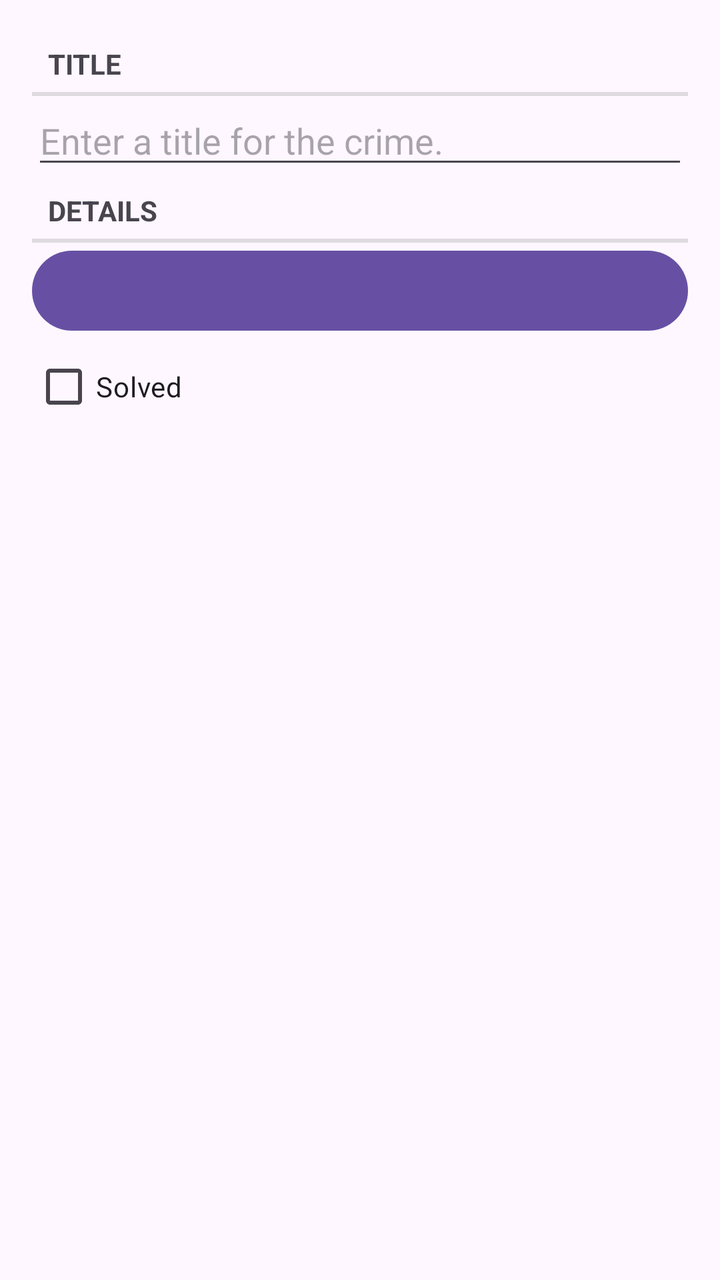
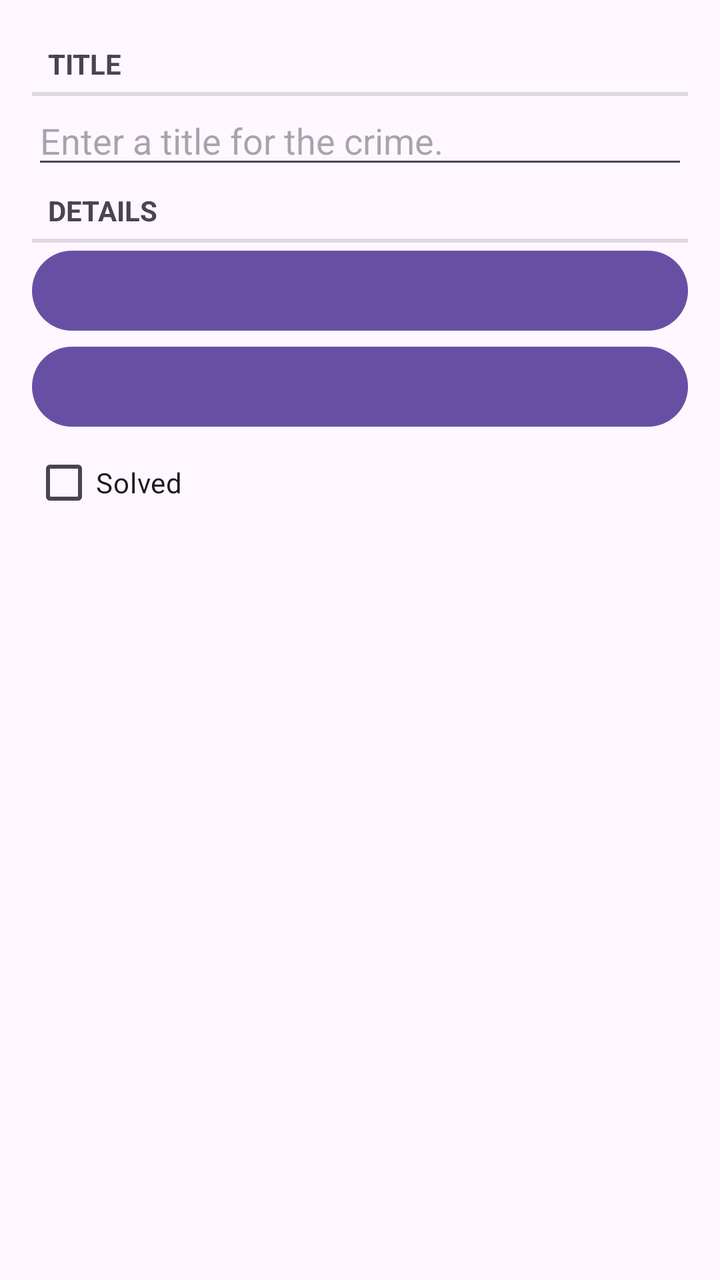

Before-and-after screenshots of an Android layout around one commit, followed by the original layout XML and the change that was made.
<!-- AndroidManifest.xml: application theme Theme.CriminalIntent -->
<!-- res/layout/fragment_crime.xml -->
<?xml version="1.0" encoding="utf-8"?>
<LinearLayout xmlns:android="http://schemas.android.com/apk/res/android"
    android:orientation="vertical"
    android:padding="16dp"
    android:layout_width="match_parent"
    android:layout_height="match_parent">

    <TextView
        style="?android:listSeparatorTextViewStyle"
        android:layout_width="match_parent"
        android:layout_height="wrap_content"
        android:text="@string/crime_title_label"/>

    <EditText
        android:id="@+id/crime_title"
        android:layout_width="match_parent"
        android:layout_height="wrap_content"
        android:hint="@string/crime_title_hint"/>

    <TextView
        style="?android:listSeparatorTextViewStyle"
        android:layout_width="match_parent"
        android:layout_height="wrap_content"
        android:text="@string/crime_details_label"/>

    <Button
        android:id="@+id/crime_date"
        android:layout_width="match_parent"
        android:layout_height="wrap_content"/>

    <CheckBox
        android:id="@+id/crime_solved"
        android:layout_width="match_parent"
        android:layout_height="wrap_content"
        android:text="@string/crime_solved_label"/>

</LinearLayout>
<!-- resources referenced by this layout -->
<resources>
  <string name="crime_details_label">Details</string>
  <string name="crime_solved_label">Solved</string>
  <string name="crime_title_hint">Enter a title for the crime.</string>
  <string name="crime_title_label">Title</string>
  <style name="Theme.CriminalIntent" parent="Base.Theme.CriminalIntent" />
  <style name="Base.Theme.CriminalIntent" parent="Theme.Material3.DayNight.NoActionBar">
          
          
      </style>
</resources>

<!-- the commit's change to res/layout/fragment_crime.xml (unified diff, before → after) -->
@@ -28,6 +28,11 @@
         android:layout_width="match_parent"
         android:layout_height="wrap_content"/>
 
+    <Button
+        android:id="@+id/crime_time"
+        android:layout_width="match_parent"
+        android:layout_height="wrap_content"/>
+
     <CheckBox
         android:id="@+id/crime_solved"
         android:layout_width="match_parent"
